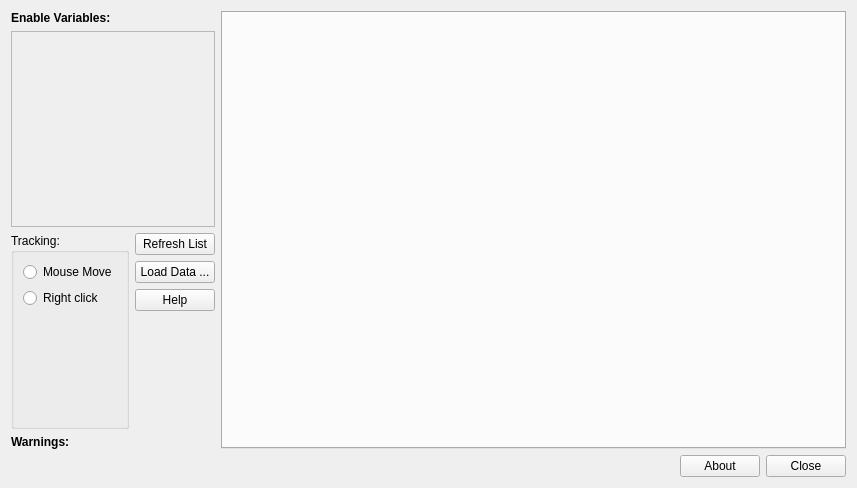
The window that ui_multiview.ui (mbernasocchi/multiview) describes before a commit, drawn with Qt 5.
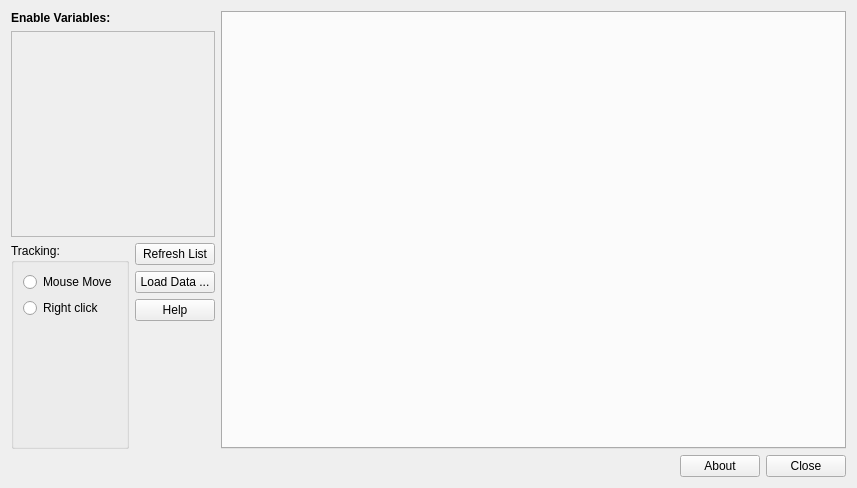
The same window after the commit.

Commit message: Fixed warning issue added help text new loader name and icon fixed all ui

```diff
--- a/ui_multiview.ui
+++ b/ui_multiview.ui
@@ -57,7 +57,7 @@
             <x>0</x>
             <y>0</y>
             <width>251</width>
-            <height>188</height>
+            <height>199</height>
            </rect>
           </property>
           <layout class="QVBoxLayout" name="verticalLayout_5">
@@ -152,22 +152,6 @@
          </item>
         </layout>
        </item>
-       <item>
-        <widget class="QLabel" name="warningLabel">
-         <property name="enabled">
-          <bool>true</bool>
-         </property>
-         <property name="font">
-          <font>
-           <weight>75</weight>
-           <bold>true</bold>
-          </font>
-         </property>
-         <property name="text">
-          <string>Warnings:</string>
-         </property>
-        </widget>
-       </item>
       </layout>
      </item>
      <item>
```
Left out of the diff: 18 changed lines with no effect on the pictures. The commit also changes 17 other files.
